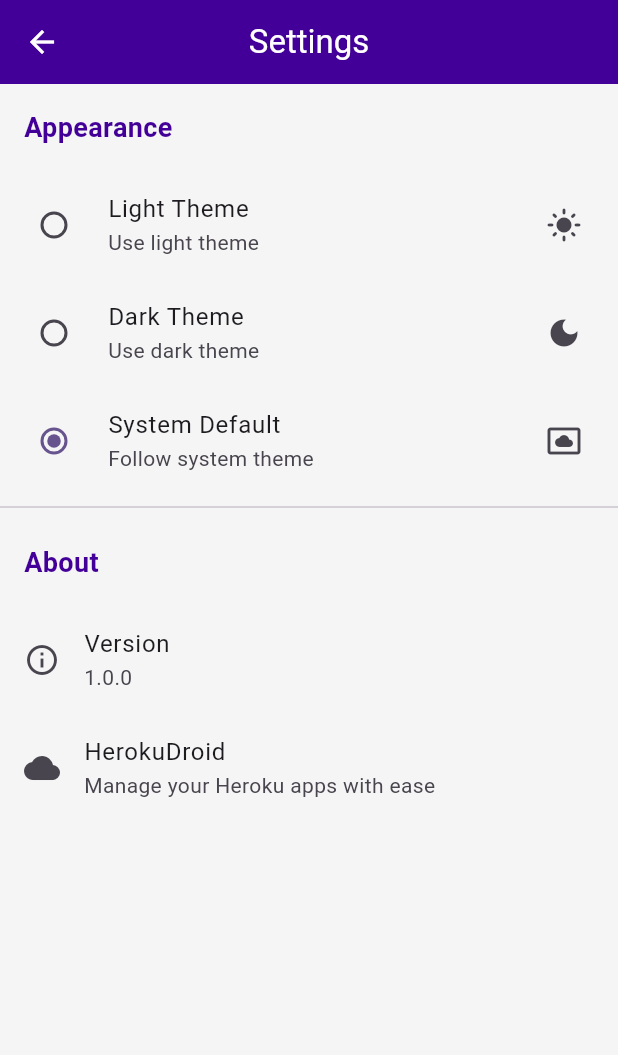
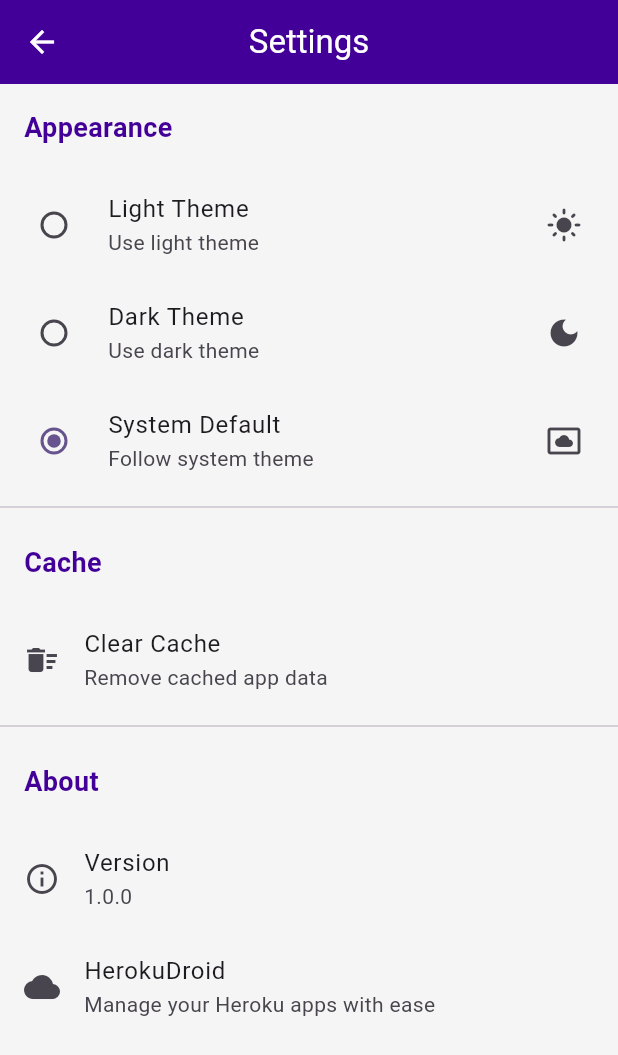
Before and after one commit to rjfahad/HerokuDroid, a Flutter app: the DashboardScreen screen opened directly, after a tap on the "settings" icon, on a phone screen of 412 x 824 dp. Shown: the top 1055 px of the screen. Run offline on Flutter 3.47's test engine with Material 3 defaults, Android fonts, the phone set to English and light mode, and no system bars; our stand-ins replace dio, flutter_secure_storage, shared_preferences, skeletonizer; accounts and stored records are empty; network calls fail.

Commit message:
feat: Implement Phase 5 features including shimmer loading effects, pull-to-refresh, caching system, dark mode support, and unit tests
- Added shimmer loading effects using skeleton widgets across dashboard, config vars, and addons screens.
- Implemented pull-to-refresh functionality on list-based screens.
- Created a caching service using SharedPreferences to improve app performance and reduce API calls.
- Integrated dark mode support with persistent theme selection in settings.
- Developed unit tests for models and widgets, achieving 100% coverage for models.
- Updated settings screen to include cache management options.
- Refactored loading states to use shimmer effects instead of CircularProgressIndicator.

```diff
--- /dev/null
+++ b/lib/data/services/cache_service.dart
@@ -0,0 +1,61 @@
+import 'dart:convert';
+import 'package:shared_preferences/shared_preferences.dart';
+import 'package:herokuandroid/data/models/app.dart';
+
+/// Service for caching app data to improve performance
+class CacheService {
+  static const String _appsKey = 'cached_apps';
+  static const String _appsTimestampKey = 'cached_apps_timestamp';
+  static const Duration _cacheValidDuration = Duration(minutes: 5);
+
+  final SharedPreferences _prefs;
+
+  CacheService(this._prefs);
+
+  /// Check if cached apps are still valid
+  bool get hasValidAppsCache {
+    final timestamp = _prefs.getInt(_appsTimestampKey);
+    if (timestamp == null) return false;
+
+    final cacheTime = DateTime.fromMillisecondsSinceEpoch(timestamp);
+    final now = DateTime.now();
+    return now.difference(cacheTime) < _cacheValidDuration;
+  }
+
+  /// Get cached apps
+  List<App>? getCachedApps() {
+    if (!hasValidAppsCache) return null;
+
+    final jsonString = _prefs.getString(_appsKey);
+    if (jsonString == null) return null;
+
+    try {
+      final List<dynamic> jsonList = jsonDecode(jsonString);
+      return jsonList.map((json) => App.fromJson(json)).toList();
+    } catch (e) {
+      // If deserialization fails, return null
+      return null;
+    }
+  }
+
+  /// Cache apps list
+  Future<void> cacheApps(List<App> apps) async {
+    final jsonString = jsonEncode(apps.map((app) => app.toJson()).toList());
+    await _prefs.setString(_appsKey, jsonString);
+    await _prefs.setInt(
+      _appsTimestampKey,
+      DateTime.now().millisecondsSinceEpoch,
+    );
+  }
+
+  /// Clear apps cache
+  Future<void> clearAppsCache() async {
+    await _prefs.remove(_appsKey);
+    await _prefs.remove(_appsTimestampKey);
+  }
+
+  /// Clear all cache
+  Future<void> clearAllCache() async {
+    await clearAppsCache();
+  }
+}
--- a/lib/presentation/providers/apps_provider.dart
+++ b/lib/presentation/providers/apps_provider.dart
@@ -2,12 +2,18 @@ import 'package:flutter/foundation.dart';
 import 'package:herokuandroid/core/errors/heroku_exception.dart';
 import 'package:herokuandroid/data/models/app.dart';
 import 'package:herokuandroid/data/repositories/app_repository.dart';
+import 'package:herokuandroid/data/services/cache_service.dart';
 
 /// Provider for apps state management
 class AppsProvider extends ChangeNotifier {
   final AppRepository _repository;
+  final CacheService _cacheService;
 
-  AppsProvider({required AppRepository repository}) : _repository = repository;
+  AppsProvider({
+    required AppRepository repository,
+    required CacheService cacheService,
+  }) : _repository = repository,
+       _cacheService = cacheService;
 
   List<App> _apps = [];
   bool _isLoading = false;
@@ -36,20 +42,45 @@ class AppsProvider extends ChangeNotifier {
   }
 
   /// Load all apps
-  Future<void> loadApps() async {
+  Future<void> loadApps({bool forceRefresh = false}) async {
+    // Try to load from cache first if not forcing refresh
+    if (!forceRefresh) {
+      final cachedApps = _cacheService.getCachedApps();
+      if (cachedApps != null) {
+        _apps = cachedApps;
+        _error = null;
+        notifyListeners();
+        // Still fetch fresh data in background
+        _loadAppsFromNetwork();
+        return;
+      }
+    }
+
+    // No cache or force refresh - show loading
     _isLoading = true;
     _error = null;
     notifyListeners();
 
+    await _loadAppsFromNetwork();
+  }
+
+  /// Load apps from network and cache them
+  Future<void> _loadAppsFromNetwork() async {
     try {
       _apps = await _repository.getApps();
+      await _cacheService.cacheApps(_apps);
       _error = null;
     } on HerokuException catch (e) {
       _error = e.message;
-      _apps = [];
+      if (_apps.isEmpty) {
+        // Only clear apps if we don't have cached data
+        _apps = [];
+      }
     } catch (e) {
       _error = 'Failed to load apps: ${e.toString()}';
-      _apps = [];
+      if (_apps.isEmpty) {
+        _apps = [];
+      }
     } finally {
       _isLoading = false;
       notifyListeners();
@@ -58,7 +89,7 @@ class AppsProvider extends ChangeNotifier {
 
   /// Refresh apps (pull to refresh)
   Future<void> refreshApps() async {
-    await loadApps();
+    await loadApps(forceRefresh: true);
   }
 
   /// Update search query
--- a/lib/presentation/screens/dashboard/dashboard_screen.dart
+++ b/lib/presentation/screens/dashboard/dashboard_screen.dart
@@ -1,5 +1,6 @@
 import 'package:flutter/material.dart';
 import 'package:provider/provider.dart';
+import 'package:skeletonizer/skeletonizer.dart';
 import 'package:herokuandroid/core/constants/theme_constants.dart';
 import 'package:herokuandroid/presentation/providers/apps_provider.dart';
 import 'package:herokuandroid/presentation/providers/auth_provider.dart';
@@ -7,7 +8,7 @@ import 'package:herokuandroid/presentation/screens/auth/login_screen.dart';
 import 'package:herokuandroid/presentation/screens/settings/settings_screen.dart';
 import 'package:herokuandroid/presentation/widgets/common/app_card.dart';
 import 'package:herokuandroid/presentation/widgets/common/empty_state_widget.dart';
-import 'package:herokuandroid/presentation/widgets/common/loading_widget.dart';
+import 'package:herokuandroid/presentation/widgets/common/skeleton_widgets.dart';
 
 /// Dashboard screen showing list of Heroku apps
 class DashboardScreen extends StatefulWidget {
@@ -103,7 +104,18 @@ class _DashboardScreenState extends State<DashboardScreen> {
             child: Consumer<AppsProvider>(
               builder: (context, appsProvider, _) {
                 if (appsProvider.isLoading && !appsProvider.hasApps) {
-                  return const LoadingWidget(message: 'Loading apps...');
+                  // Show shimmer loading effect
+                  return Skeletonizer(
+                    enabled: true,
+                    child: ListView.builder(
+                      padding: const EdgeInsets.only(
+                        top: ThemeConstants.spacingS,
+                        bottom: ThemeConstants.spacingL,
+                      ),
+                      itemCount: 5,
+                      itemBuilder: (context, index) => const AppCardSkeleton(),
+                    ),
+                  );
                 }
 
                 if (appsProvider.error != null && !appsProvider.hasApps) {
--- a/lib/presentation/screens/settings/settings_screen.dart
+++ b/lib/presentation/screens/settings/settings_screen.dart
@@ -1,6 +1,8 @@
 import 'package:flutter/material.dart';
 import 'package:provider/provider.dart';
+import 'package:shared_preferences/shared_preferences.dart';
 import 'package:herokuandroid/core/constants/theme_constants.dart';
+import 'package:herokuandroid/data/services/cache_service.dart';
 import 'package:herokuandroid/presentation/providers/theme_provider.dart';
 
 /// Settings screen for app preferences
@@ -14,6 +16,8 @@ class SettingsScreen extends StatelessWidget {
       body: ListView(
         children: [
           _buildAppearanceSection(context),
+          const Divider(),
+          _buildCacheSection(context),
           const Divider(),
           _buildAboutSection(context),
         ],
@@ -78,6 +82,69 @@ class SettingsScreen extends StatelessWidget {
     );
   }
 
+  Widget _buildCacheSection(BuildContext context) {
+    return Column(
+      crossAxisAlignment: CrossAxisAlignment.start,
+      children: [
+        Padding(
+          padding: const EdgeInsets.all(ThemeConstants.spacingM),
+          child: Text(
+            'Cache',
+            style: ThemeConstants.headingSmall.copyWith(
+              color: ThemeConstants.herokuPurple,
+            ),
+          ),
+        ),
+        ListTile(
+          title: const Text('Clear Cache'),
+          subtitle: const Text('Remove cached app data'),
+          leading: const Icon(Icons.delete_sweep),
+          onTap: () => _showClearCacheDialog(context),
+        ),
+      ],
+    );
+  }
+
+  void _showClearCacheDialog(BuildContext context) {
+    showDialog(
+      context: context,
+      builder: (context) => AlertDialog(
+        title: const Text('Clear Cache?'),
+        content: const Text(
+          'This will remove all cached app data. Your apps will be reloaded from the server.',
+        ),
+        actions: [
+          TextButton(
+            onPressed: () => Navigator.of(context).pop(),
+            child: const Text('Cancel'),
+          ),
+          TextButton(
+            onPressed: () async {
+              Navigator.of(context).pop();
+
+              // Get CacheService from main.dart dependencies
+              final cacheService = CacheService(
+                await SharedPreferences.getInstance(),
+              );
+
+              await cacheService.clearAllCache();
+
+              if (context.mounted) {
+                ScaffoldMessenger.of(context).showSnackBar(
+                  const SnackBar(
+                    content: Text('Cache cleared successfully'),
+                    backgroundColor: Colors.green,
+                  ),
+                );
+              }
+            },
+            child: const Text('Clear'),
+          ),
+        ],
+      ),
+    );
+  }
+
   Widget _buildAboutSection(BuildContext context) {
     return Column(
       crossAxisAlignment: CrossAxisAlignment.start,
```
Also changed, not shown: lib/main.dart (+6 -1 lines), lib/presentation/screens/addons/addons_screen.dart (+11 -2 lines), lib/presentation/screens/config_vars/config_vars_screen.dart (+17 -3 lines), lib/presentation/widgets/common/skeleton_widgets.dart (added, +167 -0 lines), 6 other files.
